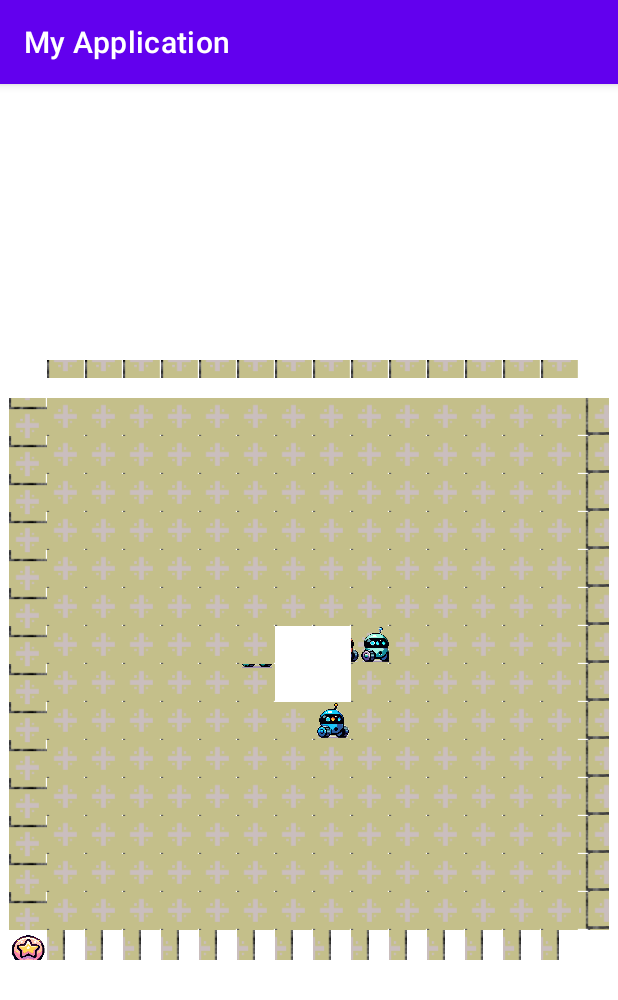
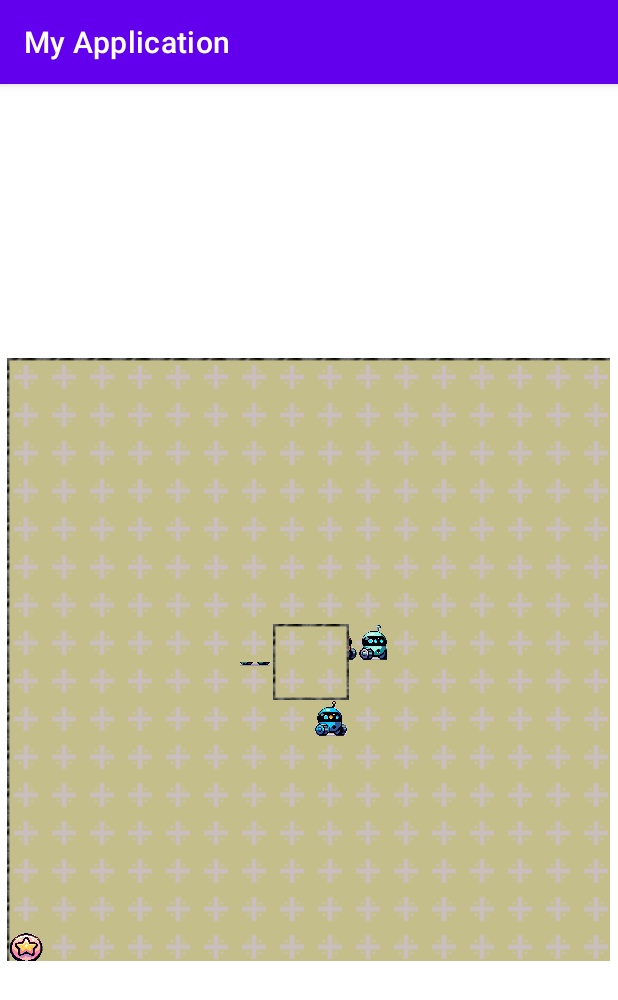
Before and after one commit to Bomb3077/Ricochet-Robot, an Android app: the screen it shows after launch (GamePlayActivity), on a phone screen of 412 x 824 dp. Shown: the top 1000 px of the screen. Run offline under Robolectric (Android 15) with nearby library versions, the phone set to English and light mode, and no system bars.

Commit message:
solved minor ui problem

```diff
--- a/app/src/main/java/com/example/myapplication/activities/GamePlayActivity.java
+++ b/app/src/main/java/com/example/myapplication/activities/GamePlayActivity.java
@@ -80,12 +80,14 @@ public class GamePlayActivity extends AppCompatActivity {
     @SuppressLint("ResourceType")
     private void initialGameMapLayout() {
         LayoutInflater inflater = getLayoutInflater();
+        int totalHeight = gameMapLayout.getHeight();
+        int rowHeight = totalHeight/GameMap.mapSize;
+        int colWidth = rowHeight;
         for (int y = GameMap.mapSize - 1; y >= 0; y--) {// add the 0th row at last since we need coordinates
             LinearLayout mapRow = (LinearLayout) inflater.inflate(R.layout.map_row, gameMapLayout, false);
             for (int x = 0; x < GameMap.mapSize; x++) {
                 FrameLayout mapItem = (FrameLayout) inflater.inflate(R.layout.map_item, mapRow, false);
-                TileView tileView = new TileView(mapItem.getContext(),
-                        new Rect(0, 0, 64, 64), gameMap.blocks[x][y]);
+                TileView tileView = new TileView(mapItem.getContext(),gameMap.blocks[x][y]);
 
                 mapItem.addView(tileView);
 
--- a/app/src/main/java/com/example/myapplication/graphics/TileView.java
+++ b/app/src/main/java/com/example/myapplication/graphics/TileView.java
@@ -1,47 +1,69 @@
 package com.example.myapplication.graphics;
 
+import android.annotation.SuppressLint;
 import android.content.Context;
-import android.graphics.Bitmap;
 import android.graphics.BitmapFactory;
-import android.graphics.Canvas;
-import android.graphics.Rect;
-import android.view.View;
+import android.view.ViewGroup;
 import android.widget.ImageView;
 
 import com.example.myapplication.R;
 import com.example.myapplication.map.Block;
 
-public class TileView extends View {
-    private final int tileSize = 84;
-    private final Bitmap tileSheet = BitmapFactory.decodeResource(getResources(), R.drawable.tile_sheet_32);
-    private Rect destination;
+public class TileView extends ImageView {
     private Block block;
 
-    public TileView(Context context, Rect destination, Block block) {
+    @SuppressLint("RestrictedApi")
+    public TileView(Context context, Block block) {
         super(context);
-        this.destination = destination;
         this.block = block;
+        init();
+        scaleToParent();
     }
+    private void init(){
+        switch (this.getBlock().getWallFlags()){
+            case 0:
+                setImageBitmap(BitmapFactory.decodeResource(getResources(), R.drawable.tile));
+                break;
+            case 1:
+                setImageBitmap(BitmapFactory.decodeResource(getResources(), R.drawable.tile_right));
+                break;
+            case 2:
+                setImageBitmap(BitmapFactory.decodeResource(getResources(), R.drawable.tile_but));
+                break;
+            case 3:
+                setImageBitmap(BitmapFactory.decodeResource(getResources(), R.drawable.tile_but_right));
+                break;
+            case 4:
+                setImageBitmap(BitmapFactory.decodeResource(getResources(), R.drawable.tile_left));
+                break;
+            case 6:
+                setImageBitmap(BitmapFactory.decodeResource(getResources(), R.drawable.tile_but_left));
+                break;
+            case 8:
+                setImageBitmap(BitmapFactory.decodeResource(getResources(), R.drawable.tile_top));
+                break;
+            case 9:
+                setImageBitmap(BitmapFactory.decodeResource(getResources(), R.drawable.tile_top_right));
+                break;
+            case 12:
+                setImageBitmap(BitmapFactory.decodeResource(getResources(), R.drawable.tile_top_left));
+                break;
+            default:
+                throw new RuntimeException("cannot find matching image for tile");
+        }
+    }
+    private void scaleToParent() {
+        setAdjustViewBounds(true); // If you want to adjust the bounds of the ImageView to preserve the aspect ratio of its drawable
+        setScaleType(ImageView.ScaleType.CENTER_CROP); // Change as needed
 
+        // Set the layout parameters to match the parent size
+        ViewGroup.LayoutParams params = new ViewGroup.LayoutParams(
+                ViewGroup.LayoutParams.MATCH_PARENT,
+                ViewGroup.LayoutParams.MATCH_PARENT
+        );
+        setLayoutParams(params);
+    }
     public Block getBlock() {
         return block;
     }
-
-    private void drawTile(Canvas canvas, int tileX, int tileY) {
-
-        // Calculate the source rectangle of the tile in the tileset
-        int srcX = tileX * tileSize;
-        int srcY = tileY * tileSize; // the coordinate of bitmap is top to bottom
-        Rect srcRect = new Rect(srcX, srcY, srcX + tileSize, srcY + tileSize);
-
-        canvas.drawBitmap(tileSheet, srcRect, destination, null);
-    }
-
-    @Override
-    protected void onDraw(Canvas canvas) {
-        super.onDraw(canvas);
-        int blockType = (int)(block.getWallFlags());
-        drawTile(canvas, blockType % 4, blockType / 4);
-    }
-
 }
--- a/app/src/main/res/layout/activity_game_play.xml
+++ b/app/src/main/res/layout/activity_game_play.xml
@@ -7,8 +7,8 @@
 
     <LinearLayout
         android:id="@+id/game_map"
-        android:layout_width="400dp"
-        android:layout_height="400dp"
+        android:layout_width="402dp"
+        android:layout_height="402dp"
         android:layout_centerInParent="true"
         android:orientation="vertical" />
 
--- a/app/src/main/res/layout/map_item.xml
+++ b/app/src/main/res/layout/map_item.xml
@@ -1,7 +1,7 @@
 <?xml version="1.0" encoding="utf-8"?>
 <FrameLayout xmlns:android="http://schemas.android.com/apk/res/android"
     android:layout_width="25dp"
-    android:layout_height="25dp"
+    android:layout_height="match_parent"
     android:layout_margin="0dp"
     android:padding="0dp">
 
--- a/app/src/main/res/layout/map_row.xml
+++ b/app/src/main/res/layout/map_row.xml
@@ -1,6 +1,6 @@
 <?xml version="1.0" encoding="utf-8"?>
 <LinearLayout xmlns:android="http://schemas.android.com/apk/res/android"
-    android:layout_width="400dp"
+    android:layout_width="match_parent"
     android:layout_height="25dp"
     android:orientation="horizontal"
     android:layout_margin="0px"
```
